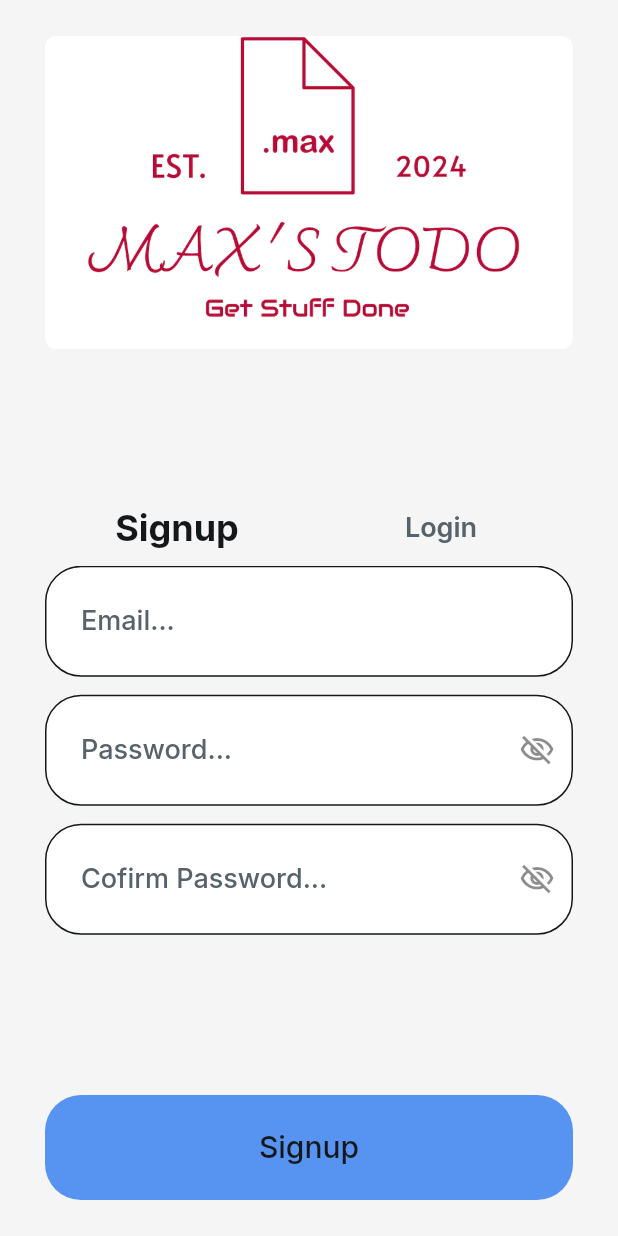
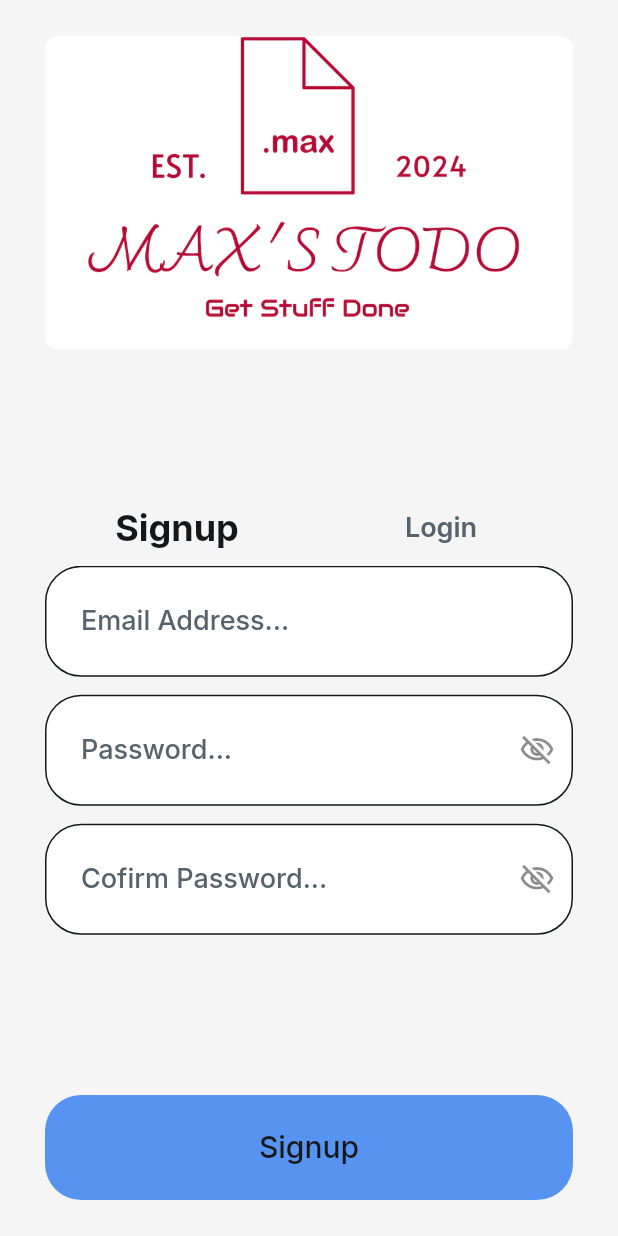
Before and after one commit to maxlevine33/TodoApp-FlutterFlow, a Flutter app: the screen it shows after launch, on a phone screen of 412 x 824 dp. Run offline on Flutter 3.47's test engine with Material 3 defaults, Android fonts, the phone set to English and light mode, and no system bars; drawn by our look-alikes of auto_size_text; our stand-ins replace cloud_firestore, easy_debounce, file_picker, firebase_auth, firebase_core, firebase_storage and 13 more; missing offline and left inert: json_path, mime_type; accounts and stored records are empty.

Commit message:
Updating to latest FlutterFlow output.

```diff
--- a/lib/login/login_widget.dart
+++ b/lib/login/login_widget.dart
@@ -158,7 +158,7 @@ class _LoginWidgetState extends State<LoginWidget>
                                                       fontFamily: 'Inter',
                                                       letterSpacing: 0.0,
                                                     ),
-                                            hintText: 'Email...',
+                                            hintText: 'Email Address...',
                                             hintStyle:
                                                 FlutterFlowTheme.of(context)
                                                     .labelMedium
```
